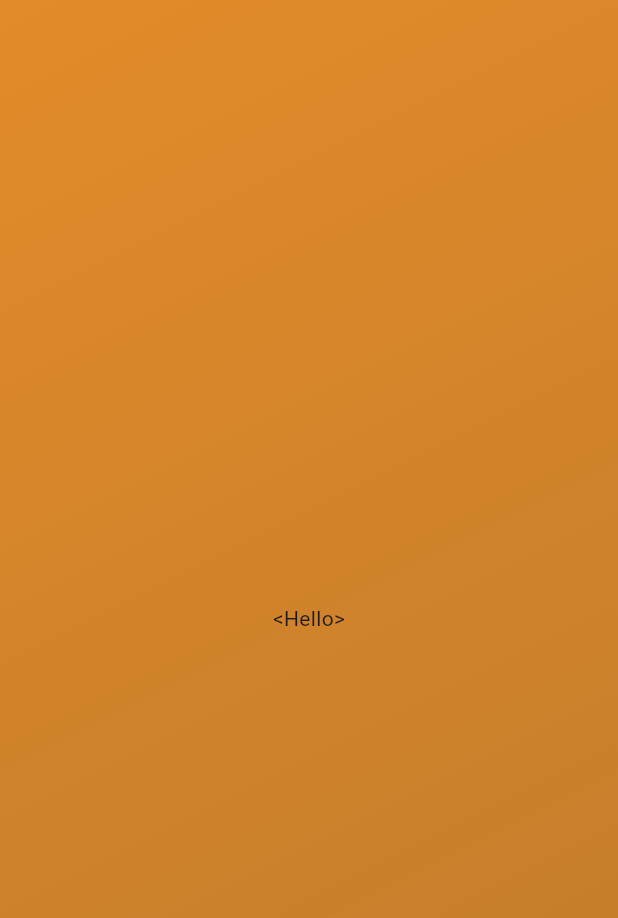
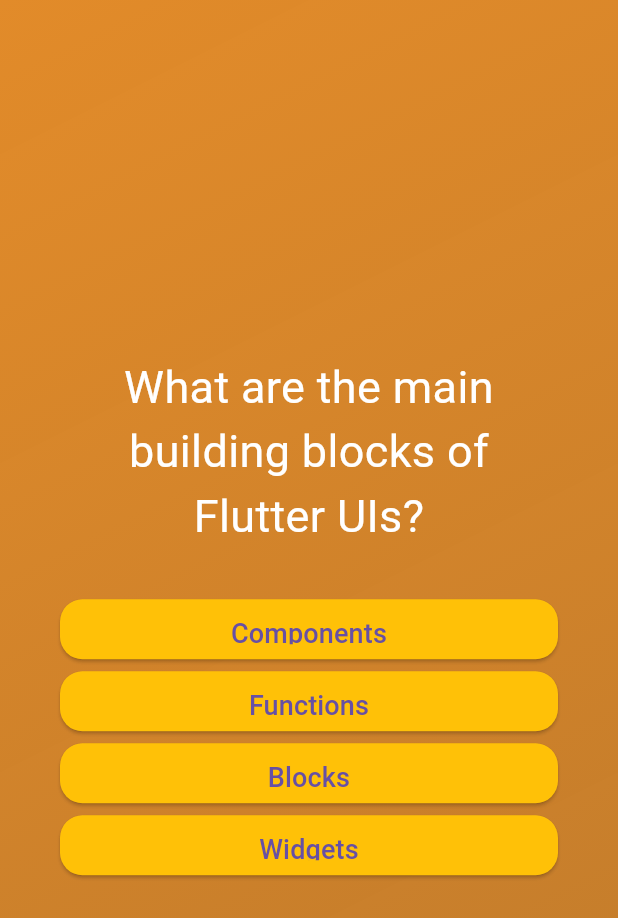
Before and after one commit to Moayad-H/quiz_App, a Flutter app: the screen it shows after launch, after a tap on "Start Quiz", on a phone screen of 412 x 824 dp. Shown: the top 918 px of the screen. Run offline on Flutter 3.47's test engine with Material 3 defaults, Android fonts, the phone set to English and light mode, and no system bars.

Commit message:
implemented Questions Screen

```diff
--- /dev/null
+++ b/quiz_app/lib/answer_button.dart
@@ -0,0 +1,25 @@
+import 'package:flutter/material.dart';
+
+class AnswerButton extends StatelessWidget {
+  const AnswerButton(
+      {super.key, required this.answerText, required this.onTap});
+  final String answerText;
+  final void Function() onTap;
+  @override
+  Widget build(BuildContext context) {
+    // TODO: implement build
+    return ElevatedButton(
+        style: ElevatedButton.styleFrom(
+            fixedSize: const Size.fromHeight(40),
+            padding: const EdgeInsets.symmetric(vertical: 10, horizontal: 40),
+            backgroundColor: Colors.amber,
+            shape: RoundedRectangleBorder(
+                borderRadius: BorderRadius.circular(15))),
+        onPressed: onTap,
+        child: Text(
+          answerText,
+          style: const TextStyle(fontSize: 18),
+          textAlign: TextAlign.center,
+        ));
+  }
+}
--- /dev/null
+++ b/quiz_app/lib/data/questions.dart
@@ -0,0 +1,56 @@
+import 'package:quiz_app/models/quiz_questions.dart';
+
+const questions = [
+  QuizQuestion(
+    'What are the main building blocks of Flutter UIs?',
+    //Correct answer is always the first one in the answer list
+    [
+      'Widgets',
+      'Components',
+      'Blocks',
+      'Functions',
+    ],
+  ),
+  QuizQuestion('How are Flutter UIs built?', [
+    'By combining widgets in code',
+    'By combining widgets in a visual editor',
+    'By defining widgets in config files',
+    'By using XCode for iOS and Android Studio for Android',
+  ]),
+  QuizQuestion(
+    'What\'s the purpose of a StatefulWidget?',
+    [
+      'Update UI as data changes',
+      'Update data as UI changes',
+      'Ignore data changes',
+      'Render UI that does not depend on data',
+    ],
+  ),
+  QuizQuestion(
+    'Which widget should you try to use more often: StatelessWidget or StatefulWidget?',
+    [
+      'StatelessWidget',
+      'StatefulWidget',
+      'Both are equally good',
+      'None of the above',
+    ],
+  ),
+  QuizQuestion(
+    'What happens if you change data in a StatelessWidget?',
+    [
+      'The UI is not updated',
+      'The UI is updated',
+      'The closest StatefulWidget is updated',
+      'Any nested StatefulWidgets are updated',
+    ],
+  ),
+  QuizQuestion(
+    'How should you update data inside of StatefulWidgets?',
+    [
+      'By calling setState()',
+      'By calling updateData()',
+      'By calling updateUI()',
+      'By calling updateState()',
+    ],
+  ),
+];
--- /dev/null
+++ b/quiz_app/lib/models/quiz_questions.dart
@@ -0,0 +1,13 @@
+import 'package:quiz_app/questions_screen.dart';
+
+class QuizQuestion {
+  const QuizQuestion(this.text, this.answers);
+  final String text;
+  final List<String> answers;
+
+  List<String> getShuffledAnswers() {
+    final shuffledList = List.of(answers);
+    shuffledList.shuffle();
+    return shuffledList;
+  }
+}
--- a/quiz_app/lib/questions_screen.dart
+++ b/quiz_app/lib/questions_screen.dart
@@ -1,4 +1,7 @@
 import 'package:flutter/material.dart';
+import 'package:quiz_app/data/questions.dart';
+import 'answer_button.dart';
+import 'models/quiz_questions.dart';
 
 class QuestionScreen extends StatefulWidget {
   const QuestionScreen({super.key});
@@ -9,11 +12,34 @@ class QuestionScreen extends StatefulWidget {
 }
 
 class _QuestionScreenState extends State<QuestionScreen> {
+  var currentQuestionIndex = 0;
+  void answerQuestion() {
+    setState(() {
+      currentQuestionIndex++;
+    });
+  }
+
   @override
   Widget build(BuildContext context) {
+    final currentQuestion = questions[currentQuestionIndex];
     // TODO: implement build
-    return const Center(
-      child: Text("<Hello>"),
+    return Container(
+      margin: const EdgeInsets.all(40.0),
+      child: Column(
+        mainAxisAlignment: MainAxisAlignment.center,
+        crossAxisAlignment: CrossAxisAlignment.stretch,
+        children: [
+          Text(
+            currentQuestion.text,
+            textAlign: TextAlign.center,
+            style: const TextStyle(fontSize: 30, color: Colors.white),
+          ),
+          const SizedBox(height: 30),
+          ...currentQuestion.getShuffledAnswers().map((item) {
+            return AnswerButton(answerText: item, onTap: answerQuestion);
+          }),
+        ],
+      ),
     );
   }
 }
```
